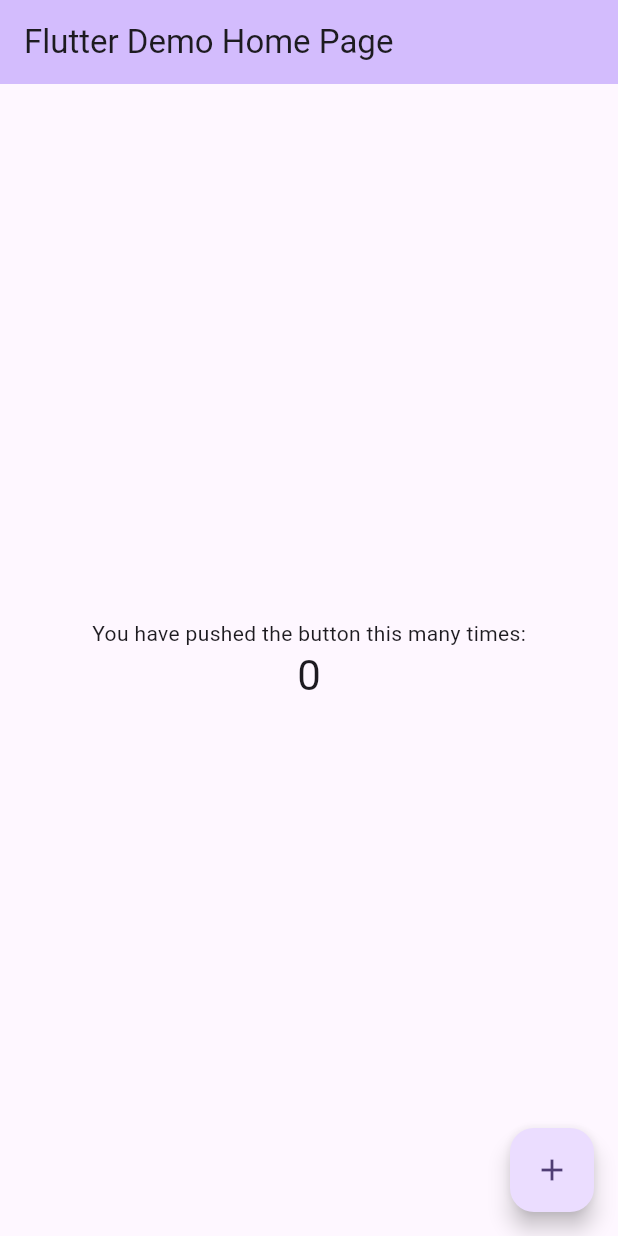
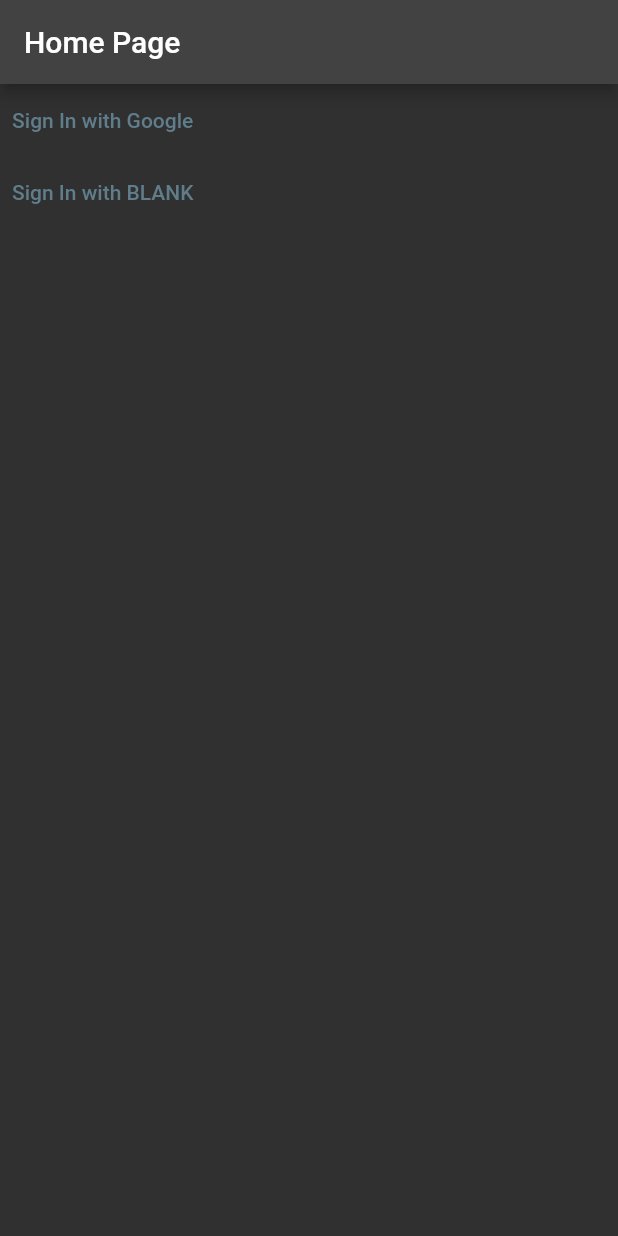
Before and after one commit to kylsnchz12/Indagram, a Flutter app: the screen it shows after launch, on a phone screen of 412 x 824 dp. Run offline on Flutter 3.47's test engine with Material 2 defaults, Android fonts, the phone set to English and light mode, and no system bars; our stand-ins replace firebase_auth, firebase_core, google_sign_in; accounts and stored records are empty.

Commit message:
implemented google authentication

```diff
--- a/indagram_midterm/lib/main.dart
+++ b/indagram_midterm/lib/main.dart
@@ -1,125 +1,73 @@
 import 'package:flutter/material.dart';
+import 'package:firebase_core/firebase_core.dart';
+import 'package:indagram_midterm/state/auth/backend/authenticator.dart';
+import 'firebase_options.dart';
 
-void main() {
+import 'dart:developer' as devtools show log;
+
+extension Log on Object {
+  void log() => devtools.log(toString());
+}
+
+void main() async {
+  WidgetsFlutterBinding.ensureInitialized();
+
+  await Firebase.initializeApp(
+    options: DefaultFirebaseOptions.currentPlatform,
+  );
+
   runApp(const MyApp());
 }
 
 class MyApp extends StatelessWidget {
   const MyApp({super.key});
 
-  // This widget is the root of your application.
   @override
   Widget build(BuildContext context) {
     return MaterialApp(
-      title: 'Flutter Demo',
       theme: ThemeData(
-        // This is the theme of your application.
-        //
-        // TRY THIS: Try running your application with "flutter run". You'll see
-        // the application has a blue toolbar. Then, without quitting the app,
-        // try changing the seedColor in the colorScheme below to Colors.green
-        // and then invoke "hot reload" (save your changes or press the "hot
-        // reload" button in a Flutter-supported IDE, or press "r" if you used
-        // the command line to start the app).
-        //
-        // Notice that the counter didn't reset back to zero; the application
-        // state is not lost during the reload. To reset the state, use hot
-        // restart instead.
-        //
-        // This works for code too, not just values: Most code changes can be
-        // tested with just a hot reload.
-        colorScheme: ColorScheme.fromSeed(seedColor: Colors.deepPurple),
-        useMaterial3: true,
+        brightness: Brightness.dark,
+        primarySwatch: Colors.blue,
       ),
-      home: const MyHomePage(title: 'Flutter Demo Home Page'),
+      darkTheme: ThemeData(
+          brightness: Brightness.dark,
+          primarySwatch: Colors.blueGrey,
+          indicatorColor: Colors.blueGrey),
+      themeMode: ThemeMode.dark,
+      debugShowCheckedModeBanner: false,
+      home: const HomePage(),
     );
   }
 }
 
-class MyHomePage extends StatefulWidget {
-  const MyHomePage({super.key, required this.title});
-
-  // This widget is the home page of your application. It is stateful, meaning
-  // that it has a State object (defined below) that contains fields that affect
-  // how it looks.
-
-  // This class is the configuration for the state. It holds the values (in this
-  // case the title) provided by the parent (in this case the App widget) and
-  // used by the build method of the State. Fields in a Widget subclass are
-  // always marked "final".
-
-  final String title;
-
-  @override
-  State<MyHomePage> createState() => _MyHomePageState();
-}
-
-class _MyHomePageState extends State<MyHomePage> {
-  int _counter = 0;
-
-  void _incrementCounter() {
-    setState(() {
-      // This call to setState tells the Flutter framework that something has
-      // changed in this State, which causes it to rerun the build method below
-      // so that the display can reflect the updated values. If we changed
-      // _counter without calling setState(), then the build method would not be
-      // called again, and so nothing would appear to happen.
-      _counter++;
-    });
-  }
+class HomePage extends StatelessWidget {
+  const HomePage({super.key});
 
   @override
   Widget build(BuildContext context) {
-    // This method is rerun every time setState is called, for instance as done
-    // by the _incrementCounter method above.
-    //
-    // The Flutter framework has been optimized to make rerunning build methods
-    // fast, so that you can just rebuild anything that needs updating rather
-    // than having to individually change instances of widgets.
     return Scaffold(
       appBar: AppBar(
-        // TRY THIS: Try changing the color here to a specific color (to
-        // Colors.amber, perhaps?) and trigger a hot reload to see the AppBar
-        // change color while the other colors stay the same.
-        backgroundColor: Theme.of(context).colorScheme.inversePrimary,
-        // Here we take the value from the MyHomePage object that was created by
-        // the App.build method, and use it to set our appbar title.
-        title: Text(widget.title),
+        title: const Text('Home Page'),
       ),
-      body: Center(
-        // Center is a layout widget. It takes a single child and positions it
-        // in the middle of the parent.
-        child: Column(
-          // Column is also a layout widget. It takes a list of children and
-          // arranges them vertically. By default, it sizes itself to fit its
-          // children horizontally, and tries to be as tall as its parent.
-          //
-          // Column has various properties to control how it sizes itself and
-          // how it positions its children. Here we use mainAxisAlignment to
-          // center the children vertically; the main axis here is the vertical
-          // axis because Columns are vertical (the cross axis would be
-          // horizontal).
-          //
-          // TRY THIS: Invoke "debug painting" (choose the "Toggle Debug Paint"
-          // action in the IDE, or press "p" in the console), to see the
-          // wireframe for each widget.
-          mainAxisAlignment: MainAxisAlignment.center,
-          children: <Widget>[
-            const Text(
-              'You have pushed the button this many times:',
+      body: Column(
+        children: [
+          TextButton(
+            onPressed: () async {
+              final result = Authenticator().loginWithGoogle();
+              result.log();
+            },
+            child: const Text(
+              'Sign In with Google',
             ),
-            Text(
-              '$_counter',
-              style: Theme.of(context).textTheme.headlineMedium,
+          ),
+          TextButton(
+            onPressed: () {},
+            child: const Text(
+              'Sign In with BLANK',
             ),
-          ],
-        ),
+          ),
+        ],
       ),
-      floatingActionButton: FloatingActionButton(
-        onPressed: _incrementCounter,
-        tooltip: 'Increment',
-        child: const Icon(Icons.add),
-      ), // This trailing comma makes auto-formatting nicer for build methods.
     );
   }
 }
--- /dev/null
+++ b/indagram_midterm/lib/state/auth/backend/authenticator.dart
@@ -0,0 +1,42 @@
+import 'package:firebase_auth/firebase_auth.dart';
+import 'package:google_sign_in/google_sign_in.dart';
+import 'package:indagram_midterm/state/auth/models/auth_result.dart';
+import 'package:indagram_midterm/state/posts/typedefs/user_id.dart';
+
+import '../constants/constants.dart';
+
+class Authenticator {
+  UserId? get userId => FirebaseAuth.instance.currentUser?.uid;
+  bool get isAlreadyLoggenIn => userId != null;
+  String get displayName =>
+      FirebaseAuth.instance.currentUser?.displayName ?? '';
+  String? get email => FirebaseAuth.instance.currentUser?.email;
+
+  Future<void> logOut() async {
+    await FirebaseAuth.instance.signOut();
+    await GoogleSignIn().signOut();
+  }
+
+  Future<AuthResult> loginWithGoogle() async {
+    final GoogleSignIn googleSignIn = GoogleSignIn(scopes: [
+      Constants.emailScope,
+    ]);
+
+    final signInAccount = await googleSignIn.signIn();
+    if (signInAccount == null) {
+      return AuthResult.aborterd;
+    }
+
+    final googleAuth = await signInAccount.authentication;
+    final oauthCredentials = GoogleAuthProvider.credential(
+      accessToken: googleAuth.accessToken,
+      idToken: googleAuth.idToken,
+    );
+    try {
+      await FirebaseAuth.instance.signInWithCredential(oauthCredentials);
+      return AuthResult.success;
+    } catch (e) {
+      return AuthResult.failure;
+    }
+  }
+}
--- /dev/null
+++ b/indagram_midterm/lib/state/auth/constants/constants.dart
@@ -0,0 +1,10 @@
+import 'package:flutter/foundation.dart' show immutable;
+
+@immutable
+class Constants {
+  static const accountExistsWithDifferentCredential =
+      'account-exists-with-different-credentail';
+  static const googleCom = 'google.com';
+  static const emailScope = 'email';
+  const Constants._();
+}
--- /dev/null
+++ b/indagram_midterm/lib/state/auth/models/auth_result.dart
@@ -0,0 +1,5 @@
+enum AuthResult {
+  aborterd,
+  success,
+  failure,
+}
--- /dev/null
+++ b/indagram_midterm/lib/state/posts/typedefs/user_id.dart
@@ -0,0 +1 @@
+typedef UserId = String;
```
Also changed, not shown: indagram_midterm/lib/state/auth/models/auth_state.dart (added, +42 -0 lines), indagram_midterm/pubspec.yaml (+18 -0 lines), indagram_midterm/pubspec.lock, 6 other files.
